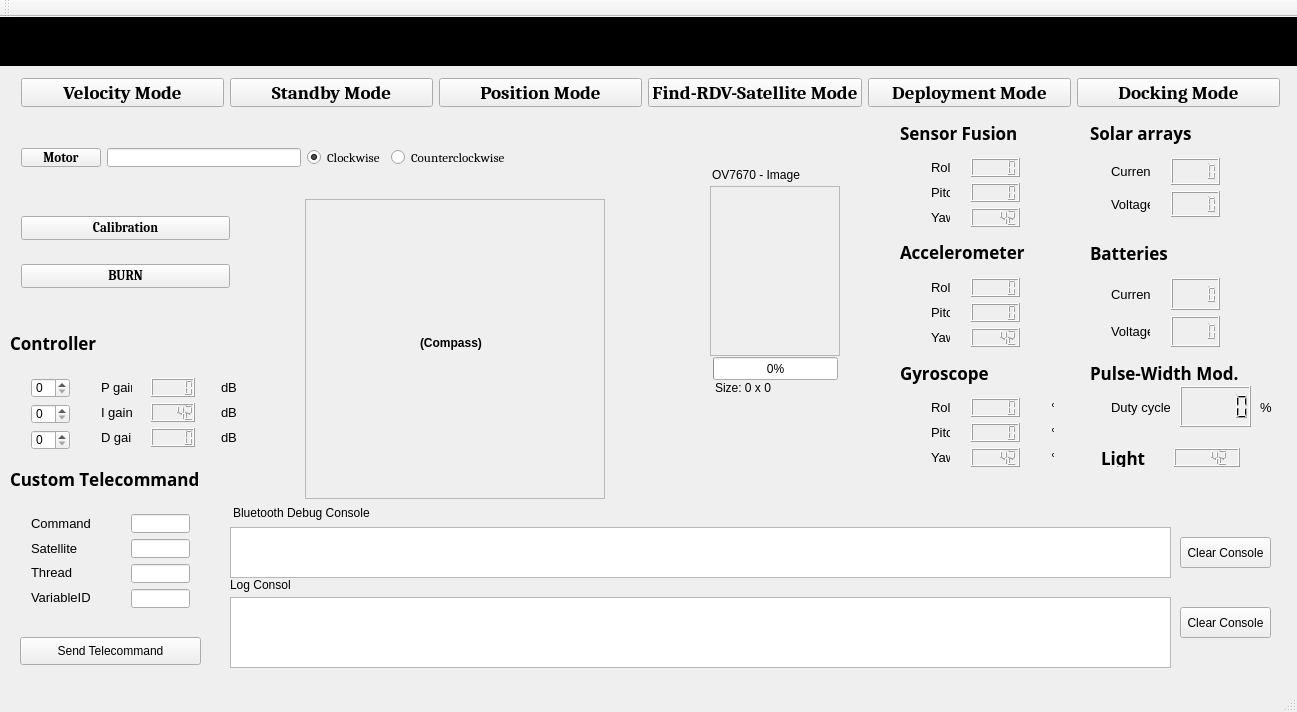
Angele-/FloatSat_GroundStation, file groundstation.ui: the form before one commit.
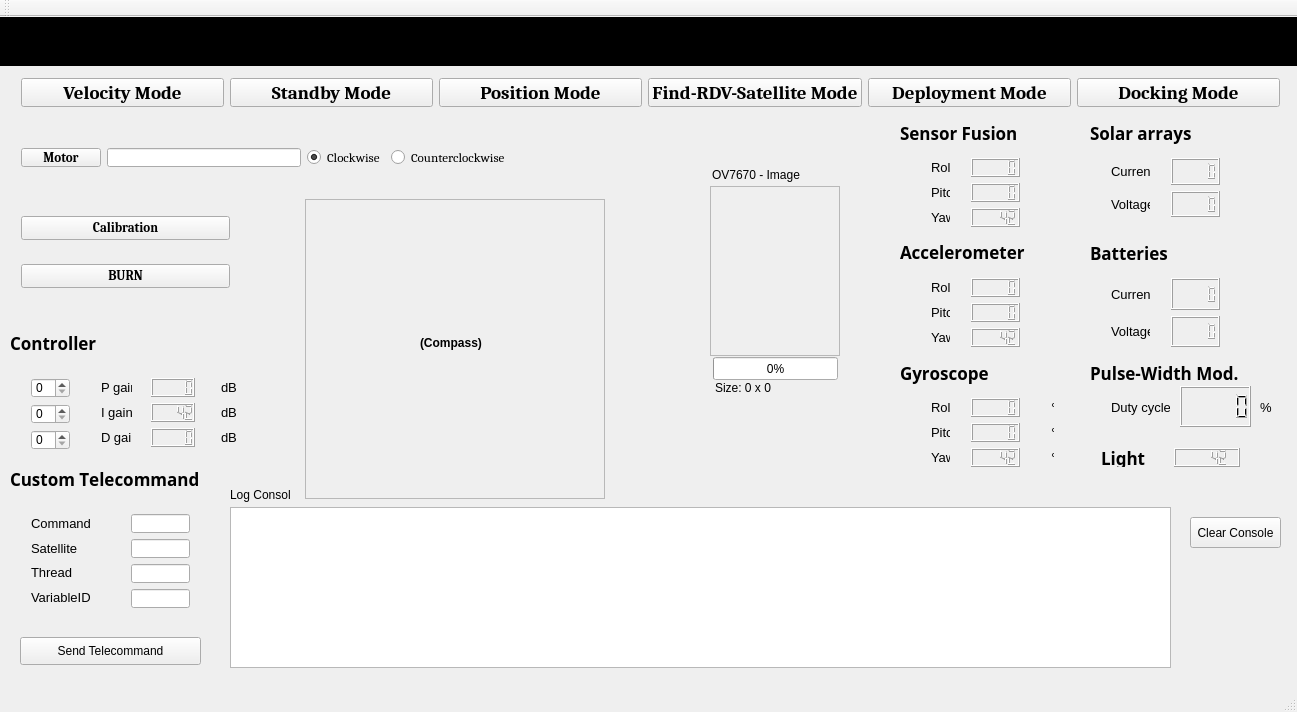
The form after the commit.

Commit message: Merged two consoles into one.

What changed in the file:
```diff
--- a/groundstation.ui
+++ b/groundstation.ui
@@ -1509,61 +1509,13 @@
      <number>0</number>
     </property>
    </widget>
-   <widget class="QPlainTextEdit" name="debugConsole">
-    <property name="geometry">
-     <rect>
-      <x>230</x>
-      <y>510</y>
-      <width>941</width>
-      <height>51</height>
-     </rect>
-    </property>
-    <property name="font">
-     <font>
-      <family>Monaco</family>
-      <pointsize>10</pointsize>
-     </font>
-    </property>
-    <property name="readOnly">
-     <bool>true</bool>
-    </property>
-    <property name="maximumBlockCount">
-     <number>0</number>
-    </property>
-   </widget>
-   <widget class="QLabel" name="debugConsoleLbl">
-    <property name="geometry">
-     <rect>
-      <x>233</x>
-      <y>488</y>
-      <width>157</width>
-      <height>16</height>
-     </rect>
-    </property>
-    <property name="text">
-     <string>Bluetooth Debug Console</string>
-    </property>
-   </widget>
-   <widget class="QPushButton" name="consoleClearBtn">
-    <property name="geometry">
-     <rect>
-      <x>1180</x>
-      <y>520</y>
-      <width>91</width>
-      <height>31</height>
-     </rect>
-    </property>
-    <property name="text">
-     <string>Clear Console</string>
-    </property>
-   </widget>
    <widget class="QPlainTextEdit" name="logConsole">
     <property name="geometry">
      <rect>
       <x>230</x>
-      <y>580</y>
+      <y>490</y>
       <width>941</width>
-      <height>71</height>
+      <height>161</height>
      </rect>
     </property>
     <property name="readOnly">
@@ -1574,7 +1526,7 @@
     <property name="geometry">
      <rect>
       <x>230</x>
-      <y>560</y>
+      <y>470</y>
       <width>61</width>
       <height>16</height>
      </rect>
@@ -1586,8 +1538,8 @@
    <widget class="QPushButton" name="logClearButton">
     <property name="geometry">
      <rect>
-      <x>1180</x>
-      <y>590</y>
+      <x>1190</x>
+      <y>500</y>
       <width>91</width>
       <height>31</height>
      </rect>
```
The commit also changes 3 other files.
